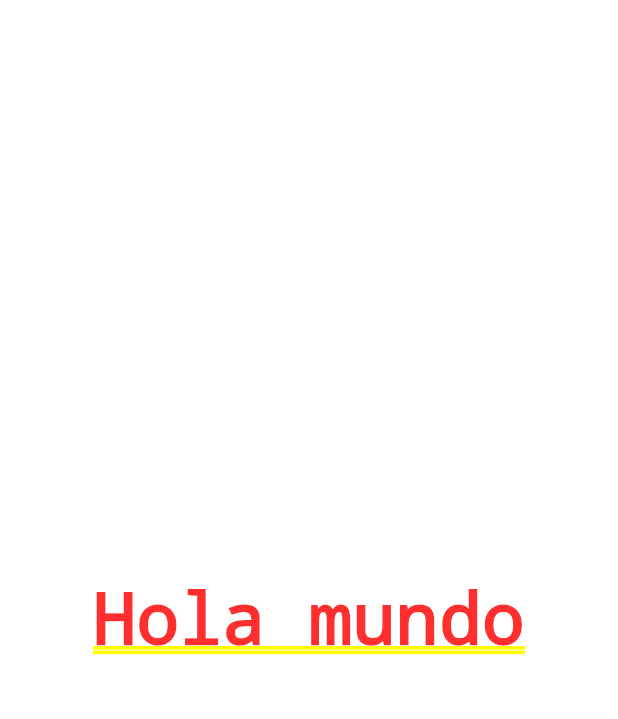
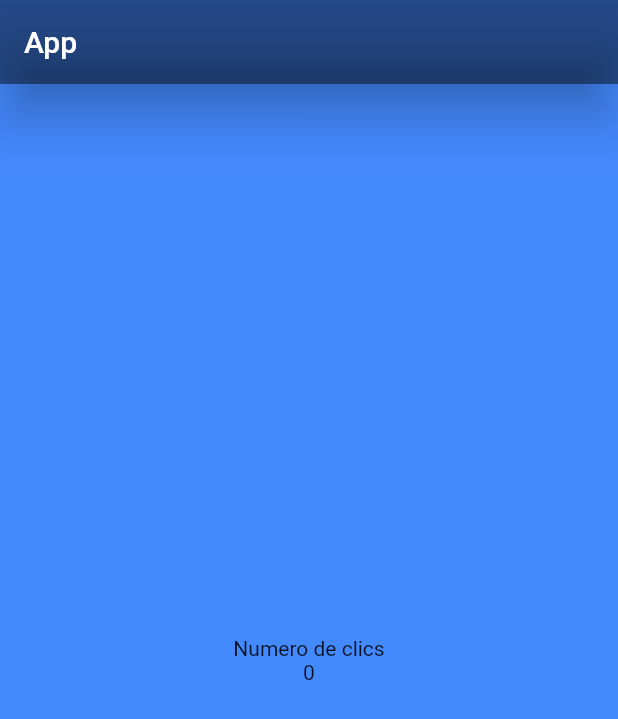
Before and after one commit to erickgalvanCCEO/Flutter-contador, a Flutter app: the screen it shows after launch, on a phone screen of 412 x 824 dp. Shown: the top 719 px of the screen. Run offline on Flutter 3.47's test engine with Material 2 defaults, Android fonts, the phone set to English and light mode, and no system bars.

Commit message:
New feature :sparkles: Added new text, AppBar and background color

```diff
--- a/lib/main.dart
+++ b/lib/main.dart
@@ -1,7 +1,8 @@
+import 'package:app/screens/home_screen.dart';
 import 'package:flutter/material.dart';
 
 void main() {
-  runApp(MyApp());
+  runApp(const MyApp());
 }
 
 class MyApp extends StatelessWidget {
@@ -9,6 +10,9 @@ class MyApp extends StatelessWidget {
 
   @override
   Widget build(BuildContext context) {
-    return MaterialApp(home: Center(child: Text('Hola mundo')));
+    return const MaterialApp(
+      debugShowCheckedModeBanner: false,
+      home: HomeScreen(),
+    );
   }
 }
--- /dev/null
+++ b/lib/screens/home_screen.dart
@@ -0,0 +1,24 @@
+import 'package:flutter/material.dart';
+
+class HomeScreen extends StatelessWidget {
+  const HomeScreen({Key? key}) : super(key: key);
+
+  @override
+  Widget build(BuildContext context) {
+    return Scaffold(
+      backgroundColor: Colors.blueAccent,
+      appBar: AppBar(
+        backgroundColor: Colors.black45,
+        elevation: 14,
+        title: const Text('App'),
+      ),
+      body: Center(
+        child: Column(
+          mainAxisAlignment: MainAxisAlignment.center,
+          crossAxisAlignment: CrossAxisAlignment.center,
+          children: const [Text('Numero de clics'), Text('0')],
+        ),
+      ),
+    );
+  }
+}
```
